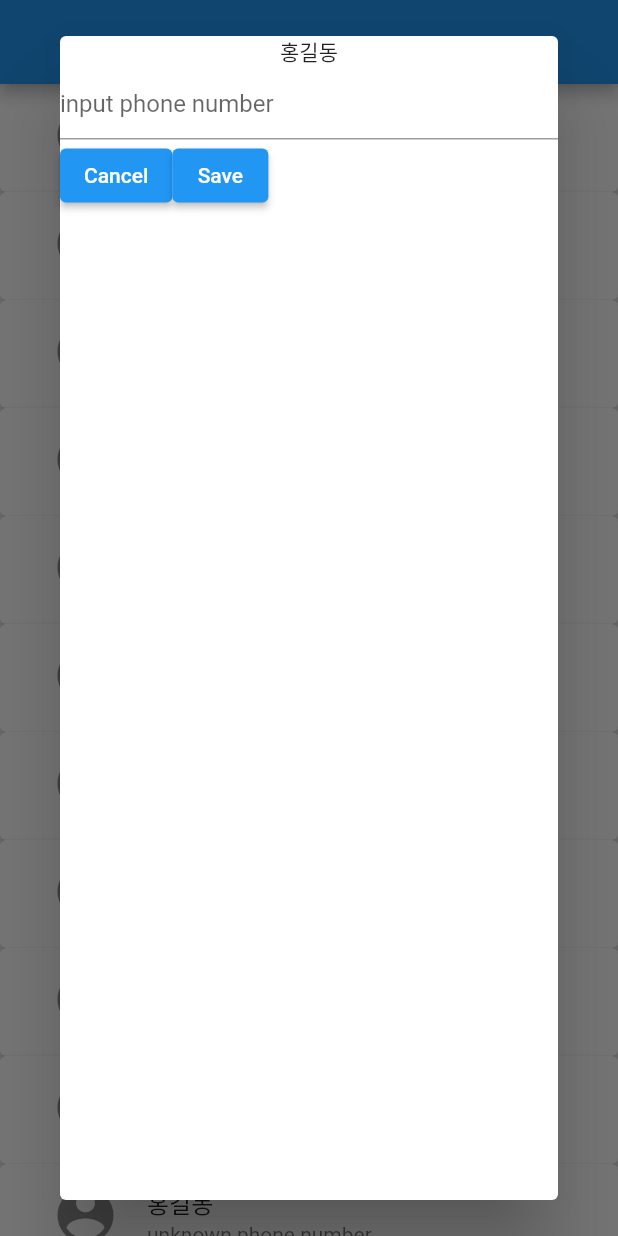
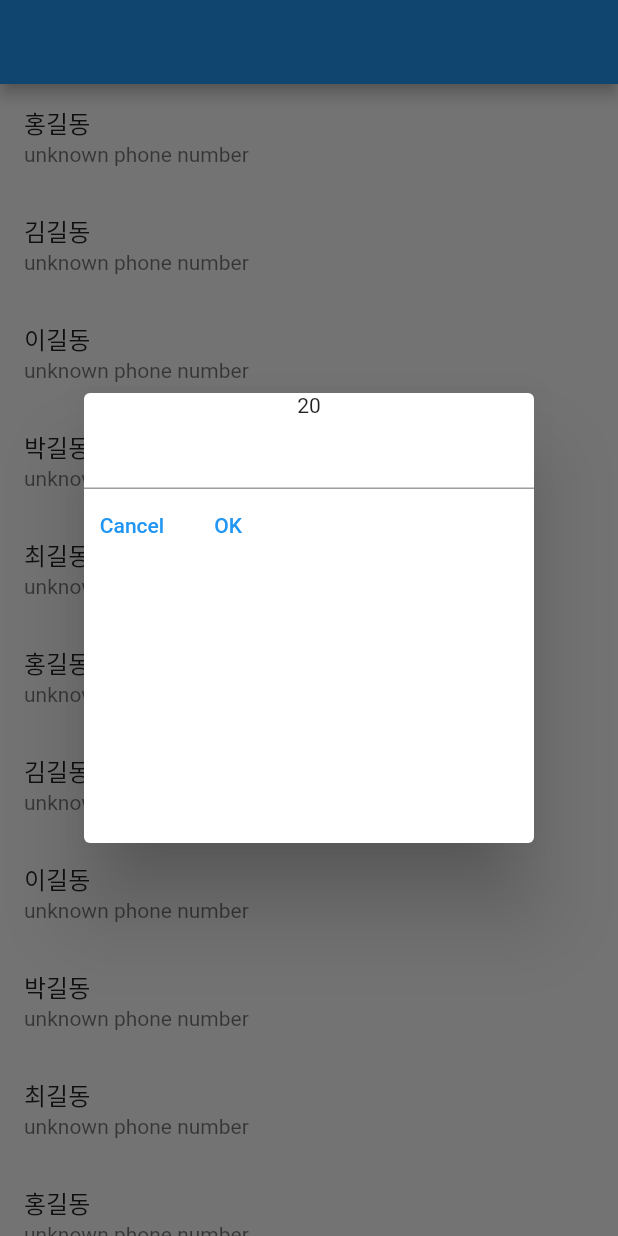
Before and after one commit to ohdowon064/flutter-contact, a Flutter app: the screen it shows after launch, after a tap on "홍길동", on a phone screen of 412 x 824 dp. Run offline on Flutter 3.47's test engine with Material 2 defaults, Android fonts, the phone set to English and light mode, and no system bars.

Commit message:
자식이 부모 state 사용하기

```diff
--- a/lib/main.dart
+++ b/lib/main.dart
@@ -13,7 +13,9 @@ class MyApp extends StatefulWidget {
 
 class _MyAppState extends State<MyApp> {
   var name = ["홍길동", "김길동", "이길동", "박길동", "최길동"];
-  var phoneNumbers = List<String>.generate(100, (index) => "unknown phone number");
+  var itemCount = 20;
+  var phoneNumbers =
+      List<String>.generate(20, (index) => "unknown phone number");
   var currentIndex = 0;
 
   @override
@@ -22,25 +24,18 @@ class _MyAppState extends State<MyApp> {
       home: Scaffold(
         appBar: AppBar(),
         body: ListView.builder(
-            itemCount: 100,
+          itemCount: itemCount,
           itemBuilder: (context, index) {
-              return ElevatedButton(
-                style: ElevatedButton.styleFrom(
-                  backgroundColor: Colors.white,
-                ),
-                onPressed: () {
-                  setState(() {
-                    currentIndex = index;
-                  });
-                  showDialog(context: context, builder: (context) {
-                    return ContactModal();
+            return ListTile(
+              title: Text(name[index % 5]),
+              subtitle: Text(phoneNumbers[index]),
+              onTap: () {
+                showDialog(
+                    context: context,
+                    builder: (context) {
+                      return DialogUI(state: itemCount);
                     });
               },
-                child: ListTile(
-                  leading: Icon(Icons.person_pin, size: 50),
-                  title: Text(name[index % name.length]),
-                  subtitle: Text(phoneNumbers[index]),
-                ),
             );
           },
         ),
@@ -49,57 +44,36 @@ class _MyAppState extends State<MyApp> {
   }
 }
 
-class ContactModal extends StatefulWidget {
-  const ContactModal({Key? key}) : super(key: key);
-
-  @override
-  State<ContactModal> createState() => _ContactModalState();
-}
-
-class _ContactModalState extends State<ContactModal> {
-  var phoneNumber = "010-0000-0000";
+class DialogUI extends StatelessWidget {
+  const DialogUI({Key? key, this.state}) : super(key: key);
+  final state;
 
   @override
   Widget build(BuildContext context) {
-    _MyAppState? myApp = context.findAncestorStateOfType<_MyAppState>();
-    return SizedBox(
-      width: 100,
-      height: 100,
-      child: Dialog(
+    return Dialog(
+      child: SizedBox(
+        width: 300,
+        height: 300,
         child: Column(
           children: [
-            Text("${myApp?.name[myApp.currentIndex % myApp.name.length]}"),
-            TextField(
-              onChanged: (value) {
-                setState(() {
-                  phoneNumber = value;
-                });
-              },
-              decoration: InputDecoration(
-                hintText: "input phone number",
-              ),
-            ),
+            Text(state.toString()),
+            TextField(),
             Row(
               children: [
-                ElevatedButton(
+                TextButton(
                     onPressed: () {
-                    Navigator.of(context).pop();
+                      Navigator.pop(context);
                     },
-                  child: Text("Cancel"),
-                ),
-                ElevatedButton(
+                    child: Text("Cancel")),
+                TextButton(
                     onPressed: () {
-                    myApp?.setState(() {
-                      myApp.phoneNumbers[myApp.currentIndex] = phoneNumber;
-                    });
-                    Navigator.of(context).pop();
+                      Navigator.pop(context);
                     },
-                  child: Text("Save"),
-                ),
+                    child: Text("OK"))
+              ],
+            )
           ],
         ),
-          ],
-        )
       ),
     );
   }
```
Also changed, not shown: 1 other file. Lines whose indentation alone changed are shown as unchanged.
